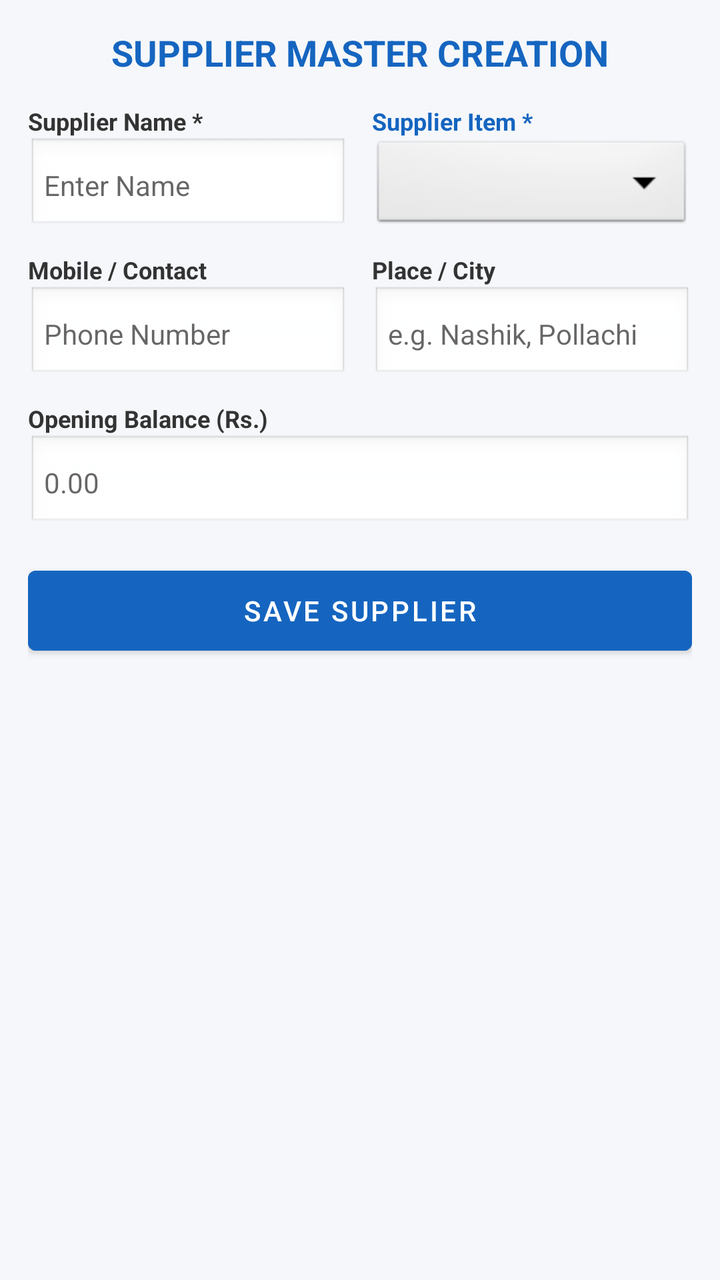
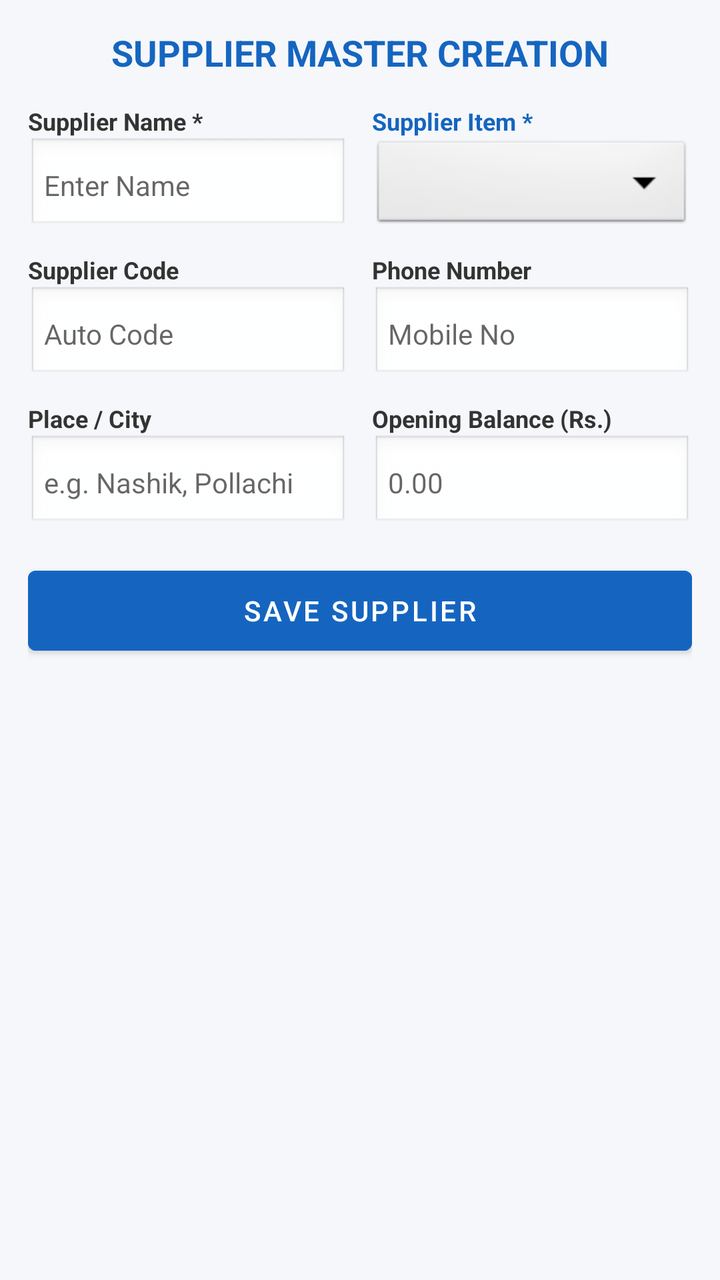

Compare the two renders of this Android layout. The source of the first and the diff that turns it into the second are given below.
<!-- AndroidManifest.xml: application theme Theme.MaterialComponents.DayNight.DarkActionBar -->
<!-- res/layout/activity_supplier_master.xml -->
<?xml version="1.0" encoding="utf-8"?>
<ScrollView xmlns:android="http://schemas.android.com/apk/res/android"
    android:layout_width="match_parent"
    android:layout_height="match_parent"
    android:background="#F5F7FA"
    android:padding="14dp">

    <LinearLayout
        android:layout_width="match_parent"
        android:layout_height="wrap_content"
        android:orientation="vertical">

        <TextView
            android:layout_width="match_parent"
            android:layout_height="wrap_content"
            android:text="SUPPLIER MASTER CREATION"
            android:textSize="18sp"
            android:textStyle="bold"
            android:textColor="#1565C0"
            android:gravity="center"
            android:layout_marginBottom="14dp" />

        
        <LinearLayout
            android:layout_width="match_parent"
            android:layout_height="wrap_content"
            android:orientation="horizontal"
            android:weightSum="2"
            android:layout_marginBottom="10dp">

            <LinearLayout android:layout_width="0dp" android:layout_height="wrap_content" android:layout_weight="1" android:orientation="vertical" android:layout_marginEnd="6dp">
                <TextView android:layout_width="wrap_content" android:layout_height="wrap_content" android:text="Supplier Name *" android:textSize="12sp" android:textStyle="bold" android:textColor="#333333" />
                <EditText android:id="@+id/etSupName" android:layout_width="match_parent" android:layout_height="48dp" android:hint="Enter Name" android:textColor="#000000" android:background="@android:drawable/edit_text" android:padding="8dp" android:textSize="14sp" />
            </LinearLayout>

            <LinearLayout android:layout_width="0dp" android:layout_height="wrap_content" android:layout_weight="1" android:orientation="vertical" android:layout_marginStart="6dp">
                <TextView android:layout_width="wrap_content" android:layout_height="wrap_content" android:text="Supplier Item *" android:textSize="12sp" android:textStyle="bold" android:textColor="#1565C0" />
                <Spinner
                    android:id="@+id/spSupItem"
                    android:layout_width="match_parent"
                    android:layout_height="48dp"
                    android:spinnerMode="dialog"
                    android:background="@android:drawable/btn_dropdown" />
            </LinearLayout>
        </LinearLayout>

        
        <LinearLayout
            android:layout_width="match_parent"
            android:layout_height="wrap_content"
            android:orientation="horizontal"
            android:weightSum="2"
            android:layout_marginBottom="10dp">

            <LinearLayout android:layout_width="0dp" android:layout_height="wrap_content" android:layout_weight="1" android:orientation="vertical" android:layout_marginEnd="6dp">
                <TextView android:layout_width="wrap_content" android:layout_height="wrap_content" android:text="Mobile / Contact" android:textSize="12sp" android:textStyle="bold" android:textColor="#333333" />
                <EditText android:id="@+id/etSupContact" android:layout_width="match_parent" android:layout_height="48dp" android:hint="Phone Number" android:inputType="phone" android:textColor="#000000" android:background="@android:drawable/edit_text" android:padding="8dp" android:textSize="14sp" />
            </LinearLayout>

            <LinearLayout android:layout_width="0dp" android:layout_height="wrap_content" android:layout_weight="1" android:orientation="vertical" android:layout_marginStart="6dp">
                <TextView android:layout_width="wrap_content" android:layout_height="wrap_content" android:text="Place / City" android:textSize="12sp" android:textStyle="bold" android:textColor="#333333" />
                <EditText android:id="@+id/etSupPlace" android:layout_width="match_parent" android:layout_height="48dp" android:hint="e.g. Nashik, Pollachi" android:textColor="#000000" android:background="@android:drawable/edit_text" android:padding="8dp" android:textSize="14sp" />
            </LinearLayout>
        </LinearLayout>

        
        <TextView android:layout_width="wrap_content" android:layout_height="wrap_content" android:text="Opening Balance (Rs.)" android:textSize="12sp" android:textStyle="bold" android:textColor="#333333" />
        <EditText android:id="@+id/etSupOpBal" android:layout_width="match_parent" android:layout_height="48dp" android:hint="0.00" android:inputType="numberDecimal" android:textColor="#000000" android:background="@android:drawable/edit_text" android:padding="8dp" android:textSize="14sp" android:layout_marginBottom="14dp" />

        <Button
            android:id="@+id/btnSaveSupplier"
            android:layout_width="match_parent"
            android:layout_height="52dp"
            android:text="SAVE SUPPLIER"
            android:backgroundTint="#1565C0"
            android:textColor="#FFFFFF" />

    </LinearLayout>
</ScrollView>
<!-- resources referenced by this layout -->
<resources>

</resources>

<!-- the commit's change to res/layout/activity_supplier_master.xml (unified diff, before → after) -->
@@ -53,19 +53,34 @@
             android:layout_marginBottom="10dp">
 
             <LinearLayout android:layout_width="0dp" android:layout_height="wrap_content" android:layout_weight="1" android:orientation="vertical" android:layout_marginEnd="6dp">
-                <TextView android:layout_width="wrap_content" android:layout_height="wrap_content" android:text="Mobile / Contact" android:textSize="12sp" android:textStyle="bold" android:textColor="#333333" />
-                <EditText android:id="@+id/etSupContact" android:layout_width="match_parent" android:layout_height="48dp" android:hint="Phone Number" android:inputType="phone" android:textColor="#000000" android:background="@android:drawable/edit_text" android:padding="8dp" android:textSize="14sp" />
+                <TextView android:layout_width="wrap_content" android:layout_height="wrap_content" android:text="Supplier Code" android:textSize="12sp" android:textStyle="bold" android:textColor="#333333" />
+                <EditText android:id="@+id/etSupCode" android:layout_width="match_parent" android:layout_height="48dp" android:hint="Auto Code" android:textColor="#000000" android:background="@android:drawable/edit_text" android:padding="8dp" android:textSize="14sp" />
             </LinearLayout>
 
             <LinearLayout android:layout_width="0dp" android:layout_height="wrap_content" android:layout_weight="1" android:orientation="vertical" android:layout_marginStart="6dp">
-                <TextView android:layout_width="wrap_content" android:layout_height="wrap_content" android:text="Place / City" android:textSize="12sp" android:textStyle="bold" android:textColor="#333333" />
-                <EditText android:id="@+id/etSupPlace" android:layout_width="match_parent" android:layout_height="48dp" android:hint="e.g. Nashik, Pollachi" android:textColor="#000000" android:background="@android:drawable/edit_text" android:padding="8dp" android:textSize="14sp" />
+                <TextView android:layout_width="wrap_content" android:layout_height="wrap_content" android:text="Phone Number" android:textSize="12sp" android:textStyle="bold" android:textColor="#333333" />
+                <EditText android:id="@+id/etSupPhone" android:layout_width="match_parent" android:layout_height="48dp" android:hint="Mobile No" android:inputType="phone" android:textColor="#000000" android:background="@android:drawable/edit_text" android:padding="8dp" android:textSize="14sp" />
             </LinearLayout>
         </LinearLayout>
 
         
-        <TextView android:layout_width="wrap_content" android:layout_height="wrap_content" android:text="Opening Balance (Rs.)" android:textSize="12sp" android:textStyle="bold" android:textColor="#333333" />
-        <EditText android:id="@+id/etSupOpBal" android:layout_width="match_parent" android:layout_height="48dp" android:hint="0.00" android:inputType="numberDecimal" android:textColor="#000000" android:background="@android:drawable/edit_text" android:padding="8dp" android:textSize="14sp" android:layout_marginBottom="14dp" />
+        <LinearLayout
+            android:layout_width="match_parent"
+            android:layout_height="wrap_content"
+            android:orientation="horizontal"
+            android:weightSum="2"
+            android:layout_marginBottom="14dp">
+
+            <LinearLayout android:layout_width="0dp" android:layout_height="wrap_content" android:layout_weight="1" android:orientation="vertical" android:layout_marginEnd="6dp">
+                <TextView android:layout_width="wrap_content" android:layout_height="wrap_content" android:text="Place / City" android:textSize="12sp" android:textStyle="bold" android:textColor="#333333" />
+                <EditText android:id="@+id/etSupPlace" android:layout_width="match_parent" android:layout_height="48dp" android:hint="e.g. Nashik, Pollachi" android:textColor="#000000" android:background="@android:drawable/edit_text" android:padding="8dp" android:textSize="14sp" />
+            </LinearLayout>
+
+            <LinearLayout android:layout_width="0dp" android:layout_height="wrap_content" android:layout_weight="1" android:orientation="vertical" android:layout_marginStart="6dp">
+                <TextView android:layout_width="wrap_content" android:layout_height="wrap_content" android:text="Opening Balance (Rs.)" android:textSize="12sp" android:textStyle="bold" android:textColor="#333333" />
+                <EditText android:id="@+id/etSupOpBal" android:layout_width="match_parent" android:layout_height="48dp" android:hint="0.00" android:inputType="numberDecimal" android:textColor="#000000" android:background="@android:drawable/edit_text" android:padding="8dp" android:textSize="14sp" />
+            </LinearLayout>
+        </LinearLayout>
 
         <Button
             android:id="@+id/btnSaveSupplier"
